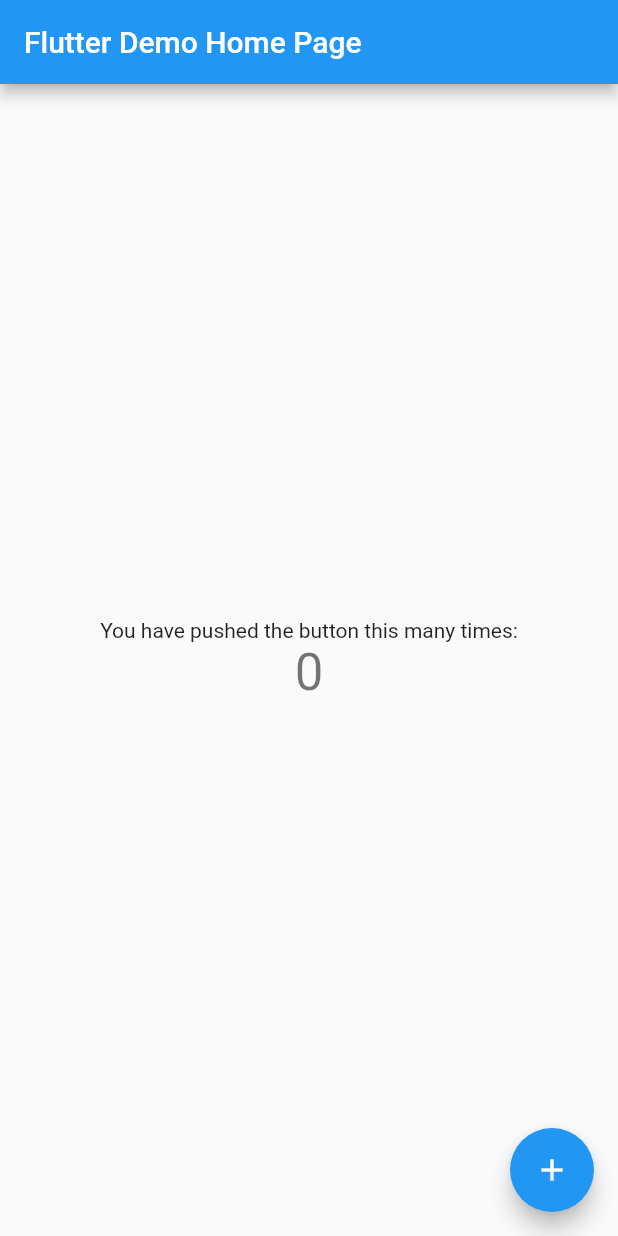
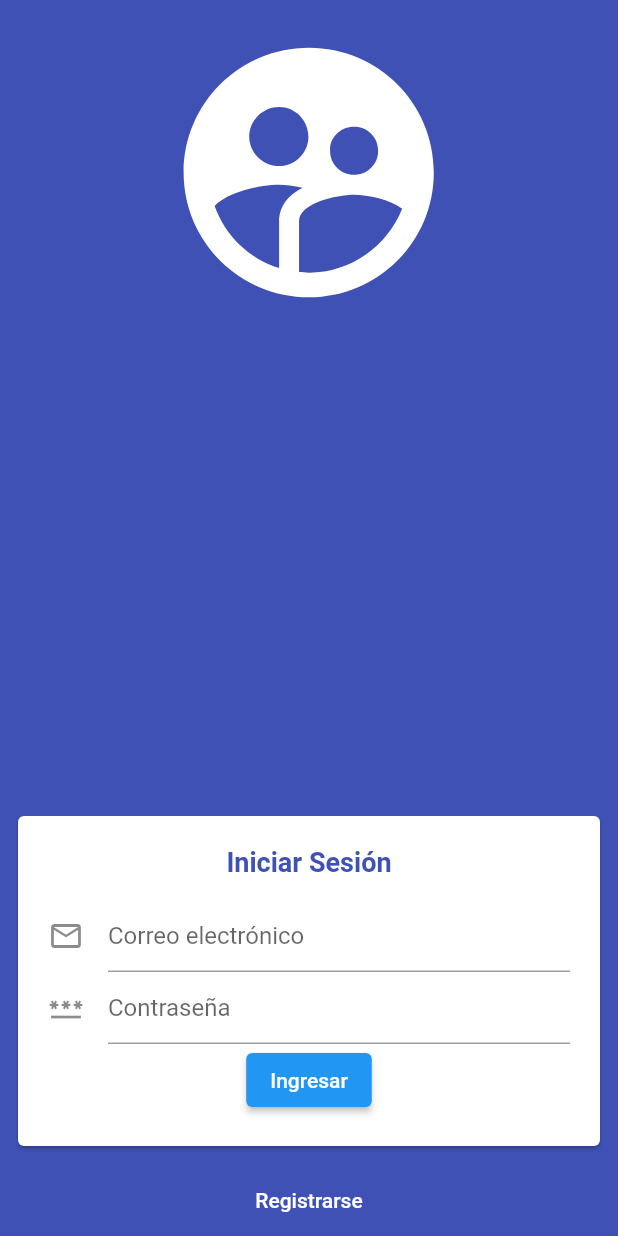
Before and after one commit to pilig07/e-comerce, a Flutter app: the screen it shows after launch, on a phone screen of 412 x 824 dp. Run offline on Flutter 3.47's test engine with Material 2 defaults, Android fonts, the phone set to English and light mode, and no system bars; our stand-ins replace firebase_core; accounts and stored records are empty.

Commit message:
v 1.1.0
pantallas de login y registro implementadas, firebase insertado con éxito además todo funciona con providers

```diff
--- a/flutter_application_4/lib/main.dart
+++ b/flutter_application_4/lib/main.dart
@@ -1,115 +1,34 @@
 import 'package:flutter/material.dart';
+import 'package:flutter_application_4/providers/providers.dart';
+import 'package:provider/provider.dart';
+import 'screens/screens.dart';
+import 'package:firebase_core/firebase_core.dart';
+import 'firebase_options.dart';
 
-void main() {
-  runApp(const MyApp());
+void main() => runApp(AppState());
+
+class AppState extends StatelessWidget {
+  @override
+  Widget build(BuildContext context) {
+    return MultiProvider(child: MyApp(), providers: [
+      ChangeNotifierProvider(create: (_) => LoginProvider()),
+      ChangeNotifierProvider(create: (_) => RegisterProvider()),
+    ]);
+  }
 }
 
 class MyApp extends StatelessWidget {
   const MyApp({super.key});
 
-  // This widget is the root of your application.
   @override
   Widget build(BuildContext context) {
     return MaterialApp(
-      title: 'Flutter Demo',
-      theme: ThemeData(
-        // This is the theme of your application.
-        //
-        // Try running your application with "flutter run". You'll see the
-        // application has a blue toolbar. Then, without quitting the app, try
-        // changing the primarySwatch below to Colors.green and then invoke
-        // "hot reload" (press "r" in the console where you ran "flutter run",
-        // or simply save your changes to "hot reload" in a Flutter IDE).
-        // Notice that the counter didn't reset back to zero; the application
-        // is not restarted.
-        primarySwatch: Colors.blue,
-      ),
-      home: const MyHomePage(title: 'Flutter Demo Home Page'),
+      debugShowCheckedModeBanner: false,
+      initialRoute: 'login',
+      routes: {
+        'login': ((context) => const LoginScreen()),
+        'register': ((context) => const RegisterScreen()),
+      },
     );
   }
 }
-
-class MyHomePage extends StatefulWidget {
-  const MyHomePage({super.key, required this.title});
-
-  // This widget is the home page of your application. It is stateful, meaning
-  // that it has a State object (defined below) that contains fields that affect
-  // how it looks.
-
-  // This class is the configuration for the state. It holds the values (in this
-  // case the title) provided by the parent (in this case the App widget) and
-  // used by the build method of the State. Fields in a Widget subclass are
-  // always marked "final".
-
-  final String title;
-
-  @override
-  State<MyHomePage> createState() => _MyHomePageState();
-}
-
-class _MyHomePageState extends State<MyHomePage> {
-  int _counter = 0;
-
-  void _incrementCounter() {
-    setState(() {
-      // This call to setState tells the Flutter framework that something has
-      // changed in this State, which causes it to rerun the build method below
-      // so that the display can reflect the updated values. If we changed
-      // _counter without calling setState(), then the build method would not be
-      // called again, and so nothing would appear to happen.
-      _counter++;
-    });
-  }
-
-  @override
-  Widget build(BuildContext context) {
-    // This method is rerun every time setState is called, for instance as done
-    // by the _incrementCounter method above.
-    //
-    // The Flutter framework has been optimized to make rerunning build methods
-    // fast, so that you can just rebuild anything that needs updating rather
-    // than having to individually change instances of widgets.
-    return Scaffold(
-      appBar: AppBar(
-        // Here we take the value from the MyHomePage object that was created by
-        // the App.build method, and use it to set our appbar title.
-        title: Text(widget.title),
-      ),
-      body: Center(
-        // Center is a layout widget. It takes a single child and positions it
-        // in the middle of the parent.
-        child: Column(
-          // Column is also a layout widget. It takes a list of children and
-          // arranges them vertically. By default, it sizes itself to fit its
-          // children horizontally, and tries to be as tall as its parent.
-          //
-          // Invoke "debug painting" (press "p" in the console, choose the
-          // "Toggle Debug Paint" action from the Flutter Inspector in Android
-          // Studio, or the "Toggle Debug Paint" command in Visual Studio Code)
-          // to see the wireframe for each widget.
-          //
-          // Column has various properties to control how it sizes itself and
-          // how it positions its children. Here we use mainAxisAlignment to
-          // center the children vertically; the main axis here is the vertical
-          // axis because Columns are vertical (the cross axis would be
-          // horizontal).
-          mainAxisAlignment: MainAxisAlignment.center,
-          children: <Widget>[
-            const Text(
-              'You have pushed the button this many times:',
-            ),
-            Text(
-              '$_counter',
-              style: Theme.of(context).textTheme.headline4,
-            ),
-          ],
-        ),
-      ),
-      floatingActionButton: FloatingActionButton(
-        onPressed: _incrementCounter,
-        tooltip: 'Increment',
-        child: const Icon(Icons.add),
-      ), // This trailing comma makes auto-formatting nicer for build methods.
-    );
-  }
-}
--- /dev/null
+++ b/flutter_application_4/lib/providers/login_provider.dart
@@ -0,0 +1,7 @@
+import 'package:flutter/material.dart';
+
+class LoginProvider extends ChangeNotifier {
+  LoginProvider() {
+    print('iniciando loginp');
+  }
+}
--- /dev/null
+++ b/flutter_application_4/lib/providers/providers.dart
@@ -0,0 +1,2 @@
+export 'package:flutter_application_4/providers/login_provider.dart';
+export 'package:flutter_application_4/providers/register_provider.dart';
--- /dev/null
+++ b/flutter_application_4/lib/screens/login.dart
@@ -0,0 +1,70 @@
+import 'package:flutter/material.dart';
+
+class LoginScreen extends StatelessWidget {
+  const LoginScreen({super.key});
+
+  @override
+  Widget build(BuildContext context) {
+    return Scaffold(
+      body: Container(
+        width: double.infinity,
+        color: Colors.indigo,
+        child: Column(
+          children: [
+            const SizedBox(
+              height: 15,
+            ),
+            const Icon(Icons.supervised_user_circle,
+                size: 200, color: Colors.white),
+            Expanded(
+              child: Container(),
+            ),
+            Padding(
+              padding: const EdgeInsets.all(8.0),
+              child: Card(
+                child: Container(
+                  padding: const EdgeInsets.all(20),
+                  width: double.infinity,
+                  child: Column(
+                    children: [
+                      const Text(
+                        'Iniciar Sesión',
+                        textAlign: TextAlign.center,
+                        style: TextStyle(
+                            color: Colors.indigo,
+                            fontWeight: FontWeight.bold,
+                            fontSize: 18),
+                      ),
+                      const SizedBox(height: 15),
+                      TextFormField(
+                        decoration: const InputDecoration(
+                          icon: Icon(Icons.email_outlined),
+                          hintText: 'Correo electrónico',
+                        ),
+                      ),
+                      TextFormField(
+                        obscureText: true,
+                        decoration: const InputDecoration(
+                          icon: Icon(Icons.password),
+                          hintText: 'Contraseña',
+                        ),
+                      ),
+                      ElevatedButton(
+                          onPressed: () {}, child: const Text('Ingresar'))
+                    ],
+                  ),
+                ),
+              ),
+            ),
+            TextButton(
+                onPressed: (() {
+                  Navigator.pushNamed(context, 'register');
+                }),
+                child:
+                    Text('Registrarse', style: TextStyle(color: Colors.white))),
+          ],
+        ),
+      ),
+    );
+  }
+}
--- /dev/null
+++ b/flutter_application_4/lib/screens/screens.dart
@@ -0,0 +1,2 @@
+export 'package:flutter_application_4/screens/register.dart';
+export 'package:flutter_application_4/screens/login.dart';
--- a/flutter_application_4/pubspec.yaml
+++ b/flutter_application_4/pubspec.yaml
@@ -36,6 +36,9 @@ dependencies:
   # The following adds the Cupertino Icons font to your application.
   # Use with the CupertinoIcons class for iOS style icons.
   cupertino_icons: ^1.0.2
+  provider: ^6.0.4
+  http: ^0.13.5
+  firebase_core: ^2.2.0
 
 dev_dependencies:
   flutter_test:
```
Also changed, not shown: flutter_application_4/lib/providers/register_provider.dart (added, +21 -0 lines), flutter_application_4/lib/screens/register.dart (added, +124 -0 lines), flutter_application_4/lib/firebase_options.dart (added), flutter_application_4/pubspec.lock, 8 other files.
